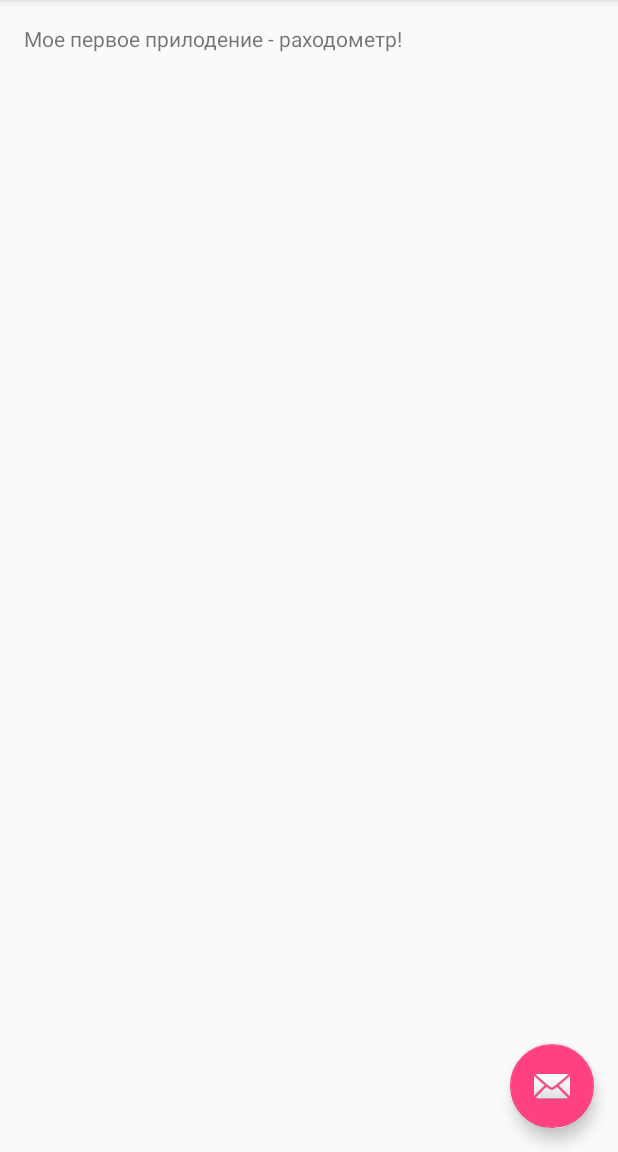
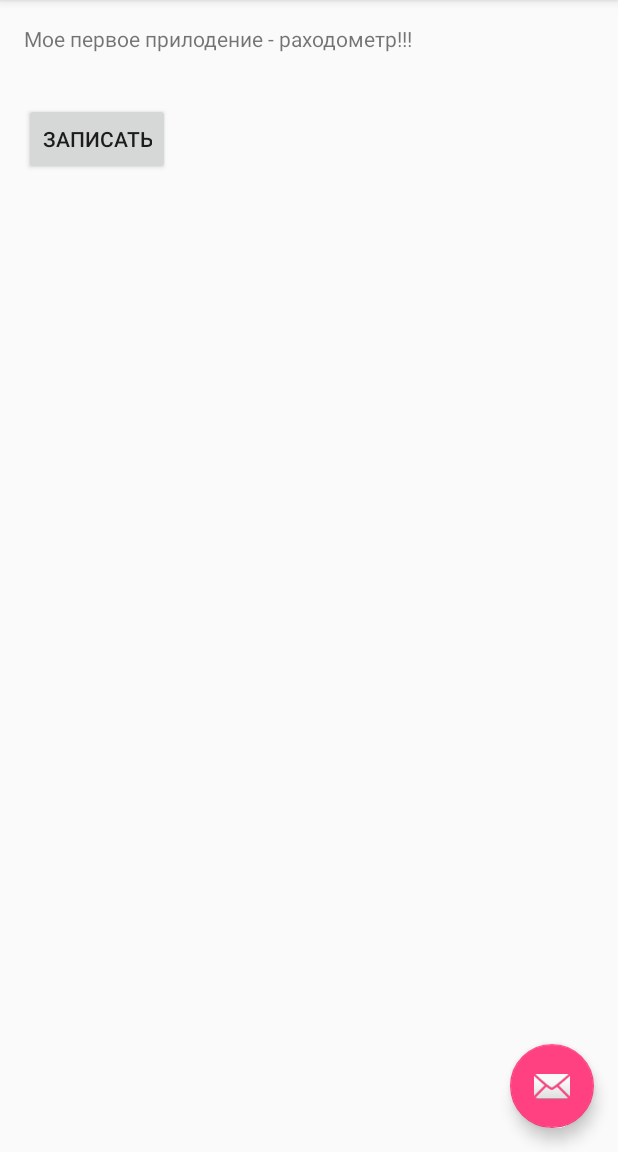
Before and after one commit to egolubev/Moneymeter, an Android app: the screen it shows after launch (MainActivity), on a phone screen of 412 x 824 dp, the part 84-1236 px from its top. Run offline under Robolectric (Android 15) with nearby library versions, the phone set to English and light mode, and no system bars.

Commit message:
Добвили кнопку!

```diff
--- a/app/src/main/res/layout/content_main.xml
+++ b/app/src/main/res/layout/content_main.xml
@@ -9,6 +9,18 @@
     app:layout_behavior="@string/appbar_scrolling_view_behavior"
     tools:showIn="@layout/activity_main" tools:context=".MainActivity">
 
-    <TextView android:text="Мое первое прилодение - раходометр!" android:layout_width="wrap_content"
-        android:layout_height="wrap_content" />
+    <TextView android:text="Мое первое прилодение - раходометр!!!" android:layout_width="wrap_content"
+        android:layout_height="wrap_content"
+        android:id="@+id/textView2" />
+
+    <Button
+        android:layout_width="wrap_content"
+        android:layout_height="wrap_content"
+        android:text="Записать"
+        android:id="@+id/button"
+        android:layout_below="@+id/textView2"
+        android:layout_alignParentLeft="true"
+        android:layout_alignParentStart="true"
+        android:layout_marginTop="33dp" />
+
 </RelativeLayout>
```
Also changed, not shown: 1 other file.
